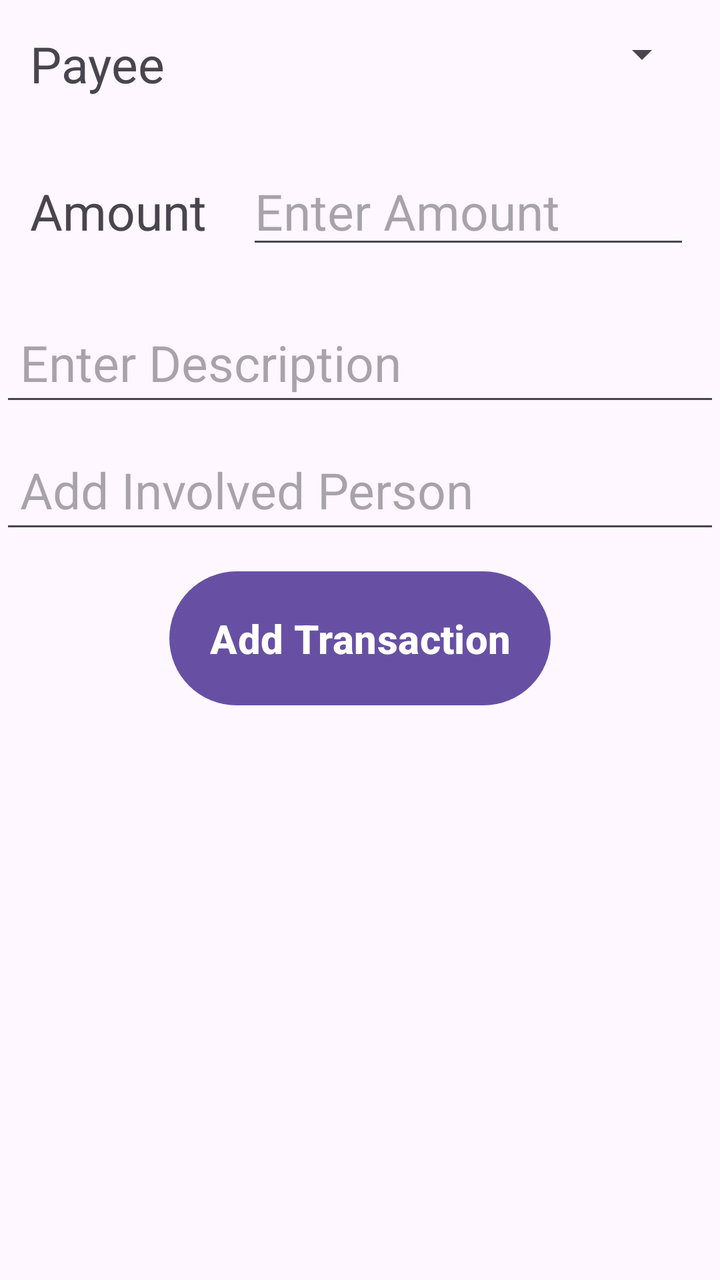
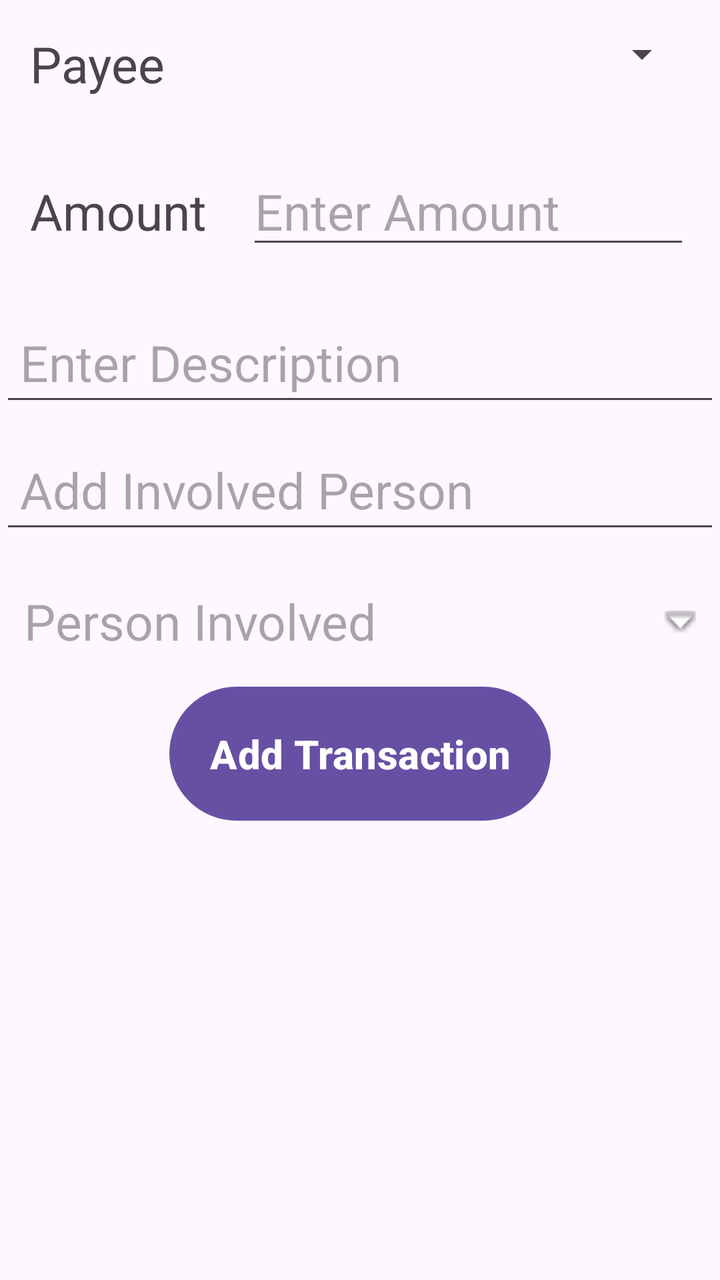

The first picture is an Android layout as it rendered before a commit; the second is the same layout after the commit. The layout source and the unified diff follow.
<!-- AndroidManifest.xml: application theme Theme.SplitYourBill -->
<!-- res/layout/activity_add_trans_details.xml -->
<?xml version="1.0" encoding="utf-8"?>
<LinearLayout xmlns:android="http://schemas.android.com/apk/res/android"
    xmlns:tools="http://schemas.android.com/tools"
    android:layout_width="match_parent"
    android:layout_height="match_parent"
    android:orientation="vertical"
    android:gravity="center_horizontal"
    tools:context=".addTransDetails">

    <LinearLayout
        android:layout_width="match_parent"
        android:layout_height="wrap_content"
        android:layout_margin="10sp"
        android:padding="5dp"
        android:gravity="center_horizontal"
        android:orientation="horizontal">

     <TextView
         android:layout_width="wrap_content"
         android:layout_height="wrap_content"
         android:textSize="25sp"
         android:layout_marginEnd="20sp"
         android:text="Payee"/>



        <Spinner
            android:id="@+id/payeeInput"
            android:layout_width="match_parent"

            android:layout_height="wrap_content"/>


    </LinearLayout>

    <LinearLayout
        android:layout_width="match_parent"
        android:layout_height="wrap_content"
        android:layout_margin="10sp"
        android:padding="5dp"
        android:gravity="center_horizontal"
        android:orientation="horizontal">

        <TextView
            android:layout_width="wrap_content"
            android:layout_height="wrap_content"
            android:textSize="25sp"
            android:layout_marginEnd="20sp"
            android:text="Amount"/>

        <EditText
            android:id="@+id/addPayeeAmount"
            android:layout_width="match_parent"
            android:layout_height="wrap_content"
            android:textSize="25sp"
            android:inputType="numberDecimal"
            android:layout_marginBottom="10dp"
            android:hint="Enter Amount"
            android:autofillHints="$" />


    </LinearLayout>


    <EditText
        android:id="@+id/addPayeeDesc"
        android:layout_width="match_parent"
        android:layout_height="wrap_content"
        android:textSize="25sp"
        android:padding="10dp"
        android:layout_marginBottom="10dp"
        android:hint="Enter Description"/>

    <EditText
        android:id="@+id/addPersonInvolved"
        android:layout_width="match_parent"
        android:layout_height="wrap_content"
        android:textSize="25sp"
        android:padding="10dp"
        android:layout_marginBottom="10dp"
        android:inputType="textCapWords"
        android:digits="abcdefghijklmnopqrstuvwxyz ABCDEFGHIJKLMNOPQRSTUVWXYZ"
        android:hint="Add Involved Person"/>

    <Button
        android:id="@+id/addTransToDB"
        android:layout_width="wrap_content"
        android:layout_height="wrap_content"
        android:text="Add Transaction"
        android:padding="20dp"
        android:textStyle="bold"
        android:layout_marginBottom="20dp"
        android:textSize="20sp"
        />



        <ListView
            android:id="@+id/transViewAddLayout"
            android:layout_width="match_parent"
            android:layout_height="wrap_content"
            android:dividerHeight="1dp"
            android:horizontalSpacing="3dp"
            android:scrollingCache="true"
            android:smoothScrollbar="true"
            android:stretchMode="columnWidth"
            android:layout_marginBottom="50dp"
            android:verticalSpacing="3dp"/>


</LinearLayout>
<!-- resources referenced by this layout -->
<resources>
  <style name="Theme.SplitYourBill" parent="Base.Theme.SplitYourBill" />
  <style name="Base.Theme.SplitYourBill" parent="Theme.Material3.DayNight.NoActionBar">
          
          
      </style>
</resources>

<!-- the commit's change to res/layout/activity_add_trans_details.xml (unified diff, before → after) -->
@@ -82,6 +82,18 @@
         android:digits="abcdefghijklmnopqrstuvwxyz ABCDEFGHIJKLMNOPQRSTUVWXYZ"
         android:hint="Add Involved Person"/>
 
+
+    <TextView
+        android:id="@+id/textViewInvolved"
+        android:layout_width="match_parent"
+        android:layout_height="wrap_content"
+        android:layout_centerInParent="true"
+        android:textSize="25sp"
+        android:drawableRight="@android:drawable/arrow_down_float"
+        android:drawablePadding="16dp"
+        android:hint="Person Involved"
+        android:padding="12dp" />
+
     <Button
         android:id="@+id/addTransToDB"
         android:layout_width="wrap_content"
